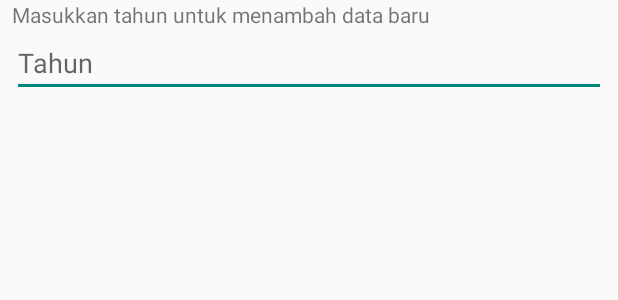
After one commit to ZephyrVee/DataVisualization, an Android app: the layout dialog_tambah_tahun.xml on its own in the app's theme, with its tools: preview values and no code run, on a phone screen of 412 x 824 dp. The commit adds this screen. Shown: the top 300 px of the screen. Run offline under Robolectric (Android 15) with nearby library versions, the phone set to English and light mode, and no system bars.

Commit message:
added alert dialog

```diff
--- /dev/null
+++ b/app/src/main/res/layout/dialog_tambah_tahun.xml
@@ -0,0 +1,34 @@
+<?xml version="1.0" encoding="utf-8"?>
+<LinearLayout
+    xmlns:android="http://schemas.android.com/apk/res/android"
+    android:layout_width="match_parent"
+    android:layout_height="match_parent"
+    android:orientation="vertical">
+
+    <TextView
+        android:id="@+id/dialog_info_text_view"
+        android:layout_width="wrap_content"
+        android:layout_height="wrap_content"
+        android:text="Masukkan tahun untuk menambah data baru"
+        android:layout_marginStart="8dp"
+        android:layout_marginEnd="8dp"/>
+
+    <EditText
+        android:id="@+id/dialog_input_number_edit_text"
+        android:layout_width="match_parent"
+        android:layout_height="wrap_content"
+        android:ems="10"
+        android:inputType="number"
+        android:layout_marginStart="8dp"
+        android:layout_marginEnd="8dp"
+        android:hint="Tahun"/>
+
+    <TextView
+        android:id="@+id/dialog_warning_text_view"
+        android:layout_width="match_parent"
+        android:layout_height="wrap_content"
+        android:gravity="center"
+        android:textColor="@color/red"
+        android:layout_marginStart="8dp"
+        android:layout_marginEnd="8dp"/>
+</LinearLayout>
```
Also changed, not shown: app/src/main/java/com/example/datavisualization/EditDataActivity.java (+30 -1 lines).
